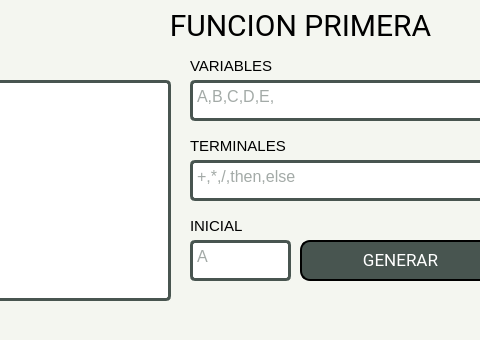
Above: Window.ui from Leo-Zubiri/ConjuntoPrimero-Analizador-Sintactico before the change; both pictures show x 150 to 630 and y 0 to 340 of the 902 by 340 pixel window. Below: the same form after it.
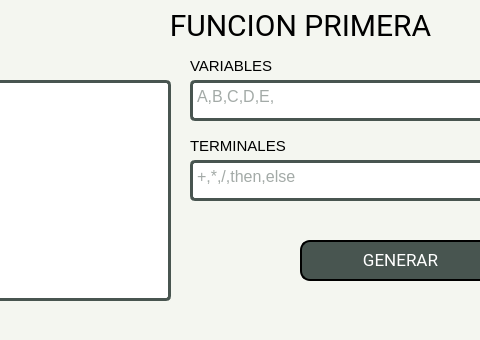
That is the form after the change.

```diff
--- a/Window.ui
+++ b/Window.ui
@@ -202,24 +202,6 @@
      <string>TERMINALES</string>
     </property>
    </widget>
-   <widget class="QLabel" name="label_6">
-    <property name="geometry">
-     <rect>
-      <x>340</x>
-      <y>210</y>
-      <width>101</width>
-      <height>31</height>
-     </rect>
-    </property>
-    <property name="font">
-     <font>
-      <pointsize>11</pointsize>
-     </font>
-    </property>
-    <property name="text">
-     <string>INICIAL</string>
-    </property>
-   </widget>
    <widget class="QLabel" name="label_3">
     <property name="geometry">
      <rect>
@@ -296,19 +278,6 @@
      <string>+,*,/,then,else</string>
     </property>
    </widget>
-   <widget class="QPlainTextEdit" name="txtInicial">
-    <property name="geometry">
-     <rect>
-      <x>340</x>
-      <y>240</y>
-      <width>101</width>
-      <height>41</height>
-     </rect>
-    </property>
-    <property name="placeholderText">
-     <string>A</string>
-    </property>
-   </widget>
   </widget>
   <widget class="QMenuBar" name="menubar">
    <property name="geometry">
```
Left out of the diff: 2 changed lines with no effect on the pictures.
